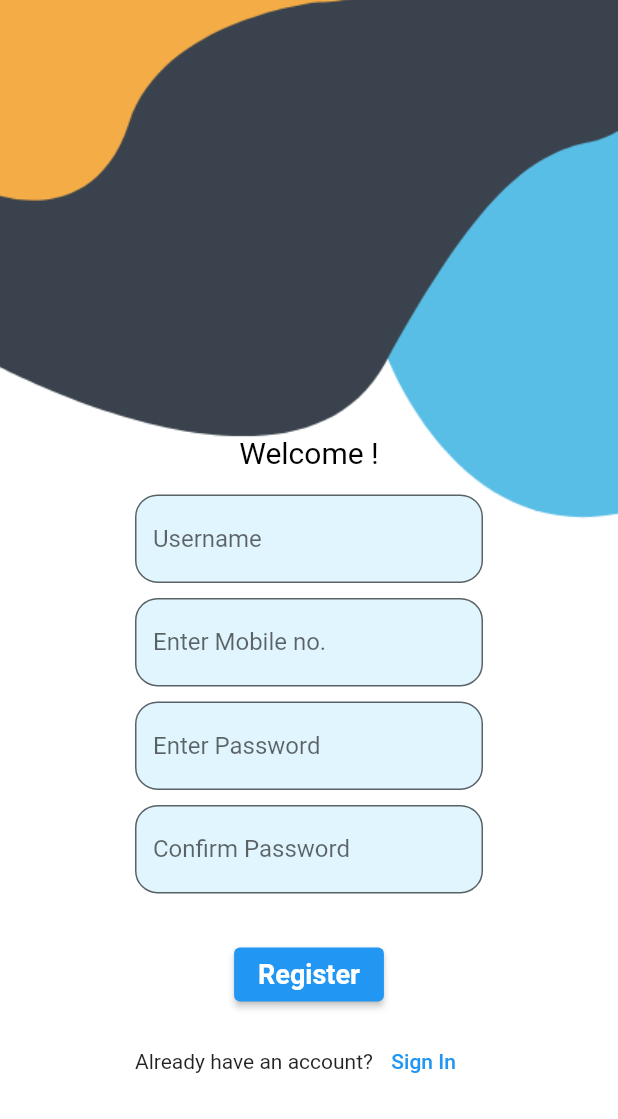
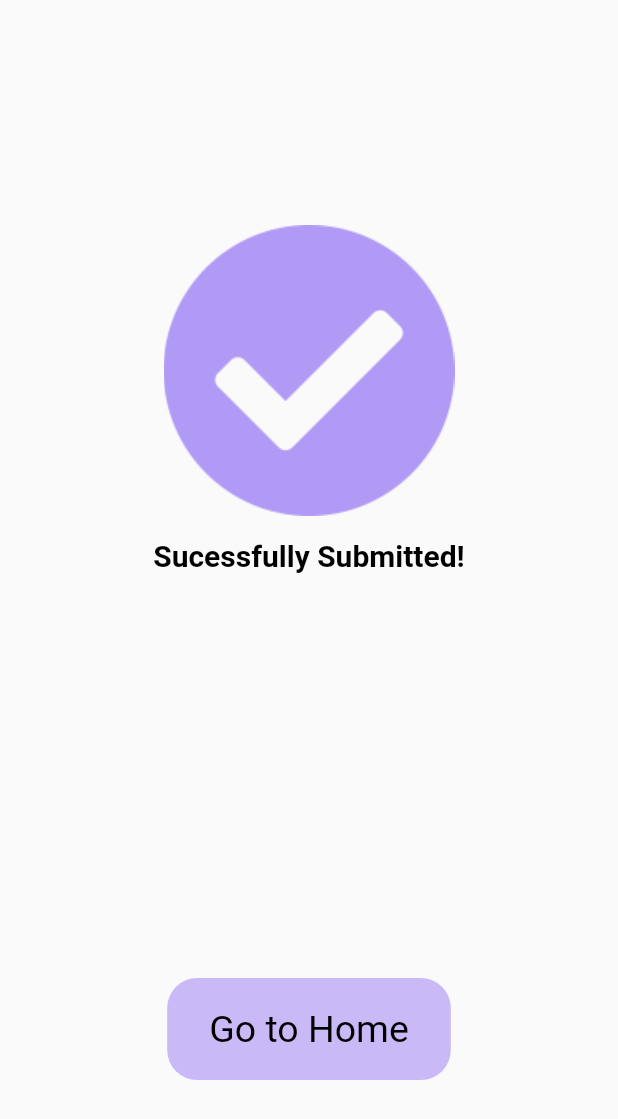
Before and after one commit to krArrow/my_vote, a Flutter app: the screen it shows after launch, after a tap on "Register", on a phone screen of 412 x 824 dp. Shown: the top 1119 px of the screen. Run offline on Flutter 3.47's test engine with Material 2 defaults, Android fonts, the phone set to English and light mode, and no system bars.

Commit message:
created registred page and fix some issues

```diff
--- a/lib/login.dart
+++ b/lib/login.dart
@@ -1,4 +1,7 @@
 import 'package:flutter/material.dart';
+import 'package:loginuicolors/register.dart';
+import 'package:loginuicolors/login.dart';
+import 'package:loginuicolors/registeredpage.dart';
 
 class MyLogin extends StatefulWidget {
   const MyLogin({Key? key}) : super(key: key);
@@ -97,11 +100,25 @@ class _MyLoginState extends State<MyLogin> {
                   SizedBox(
                     height: 30,
                   ),
-                  ElevatedButton(
-                    onPressed: () => {},
-                    child: Text('Register',
-                        style: TextStyle(
-                            fontSize: 18, fontWeight: FontWeight.w700)),
+                  Container(
+                    decoration: BoxDecoration(
+                        color: Color(0xAAB19AF5),
+                        borderRadius: BorderRadius.circular(20)),
+                    padding: EdgeInsets.only(
+                        top: 10, left: 20, right: 20, bottom: 10),
+                    child: TextButton(
+                      onPressed: () => {
+                        Navigator.pushNamed(
+                          context,
+                          "registeredpage",
+                        )
+                      },
+                      child: Text('Register',
+                          style: TextStyle(
+                              color: Colors.black,
+                              fontSize: 18,
+                              fontWeight: FontWeight.w700)),
+                    ),
                   ),
                   SizedBox(
                     height: 10,
@@ -109,7 +126,12 @@ class _MyLoginState extends State<MyLogin> {
                   Row(children: [
                     Text("Already have an account?"),
                     TextButton(
-                        onPressed: () {},
+                        onPressed: () {
+                          Navigator.pushNamed(
+                            context,
+                            "register",
+                          );
+                        },
                         child: Text(
                           " Sign In",
                         ))
--- a/lib/main.dart
+++ b/lib/main.dart
@@ -1,6 +1,7 @@
 import 'package:flutter/material.dart';
 import 'package:loginuicolors/login.dart';
 import 'package:loginuicolors/register.dart';
+import 'package:loginuicolors/registeredpage.dart';
 
 void main() {
   runApp(MaterialApp(
@@ -9,6 +10,7 @@ void main() {
     routes: {
       'register': (context) => MyRegister(),
       'login': (context) => MyLogin(),
+      'registeredpage': (context) => MyForwardPage(),
     },
   ));
 }
--- /dev/null
+++ b/lib/registeredpage.dart
@@ -0,0 +1,65 @@
+import 'package:flutter/material.dart';
+
+class MyForwardPage extends StatefulWidget {
+  const MyForwardPage({Key? key}) : super(key: key);
+
+  @override
+  State<MyForwardPage> createState() => _MyForwardPageState();
+}
+
+class _MyForwardPageState extends State<MyForwardPage> {
+  @override
+  Widget build(BuildContext context) {
+    return Scaffold(
+      body: Stack(
+        children: <Widget>[
+          Column(
+            children: [
+              SizedBox(
+                height: 150,
+              ),
+              Positioned(
+                child: Align(
+                  alignment: Alignment.topCenter,
+                  child: Image.asset(
+                    "assets/done.png",
+                  ),
+                ),
+              ),
+              SizedBox(
+                height: 15,
+              ),
+              Text(
+                "Sucessfully Submitted!",
+                style: TextStyle(
+                    color: Colors.black,
+                    fontSize: 20,
+                    fontWeight: FontWeight.w700),
+              ),
+              SizedBox(
+                height: 270,
+              ),
+              Container(
+                decoration: BoxDecoration(
+                    color: Color(0xAAB19AF5),
+                    borderRadius: BorderRadius.circular(20)),
+                padding:
+                    EdgeInsets.only(top: 10, left: 20, right: 20, bottom: 10),
+                child: TextButton(
+                  onPressed: () => {},
+                  child: Text(
+                    "Go to Home",
+                    style: TextStyle(
+                        color: Colors.black,
+                        fontSize: 25,
+                        fontWeight: FontWeight.w400),
+                  ),
+                ),
+              ),
+            ],
+          ),
+        ],
+      ),
+    );
+  }
+}
--- a/pubspec.yaml
+++ b/pubspec.yaml
@@ -28,6 +28,7 @@ dependencies:
   # The following adds the Cupertino Icons font to your application.
   # Use with the CupertinoIcons class for iOS style icons.
   cupertino_icons: ^1.0.2
+  animate_icons: ^2.0.0
 
 dev_dependencies:
   flutter_test:
```
Also changed, not shown: assets/done.png (added), pubspec.lock.
